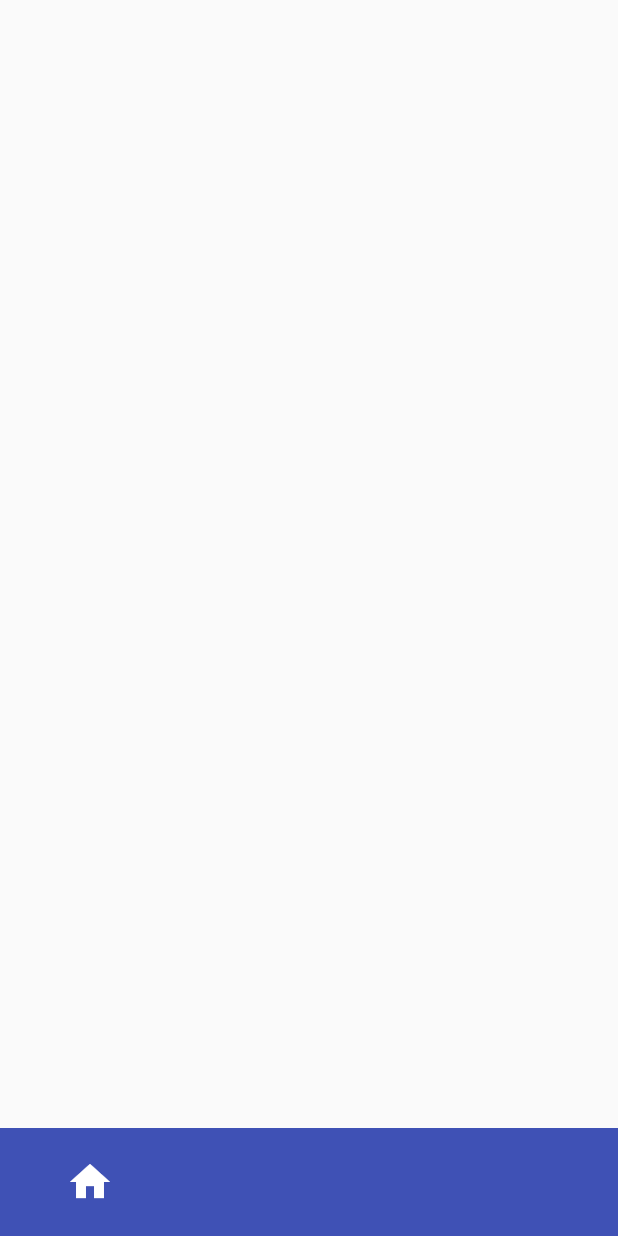
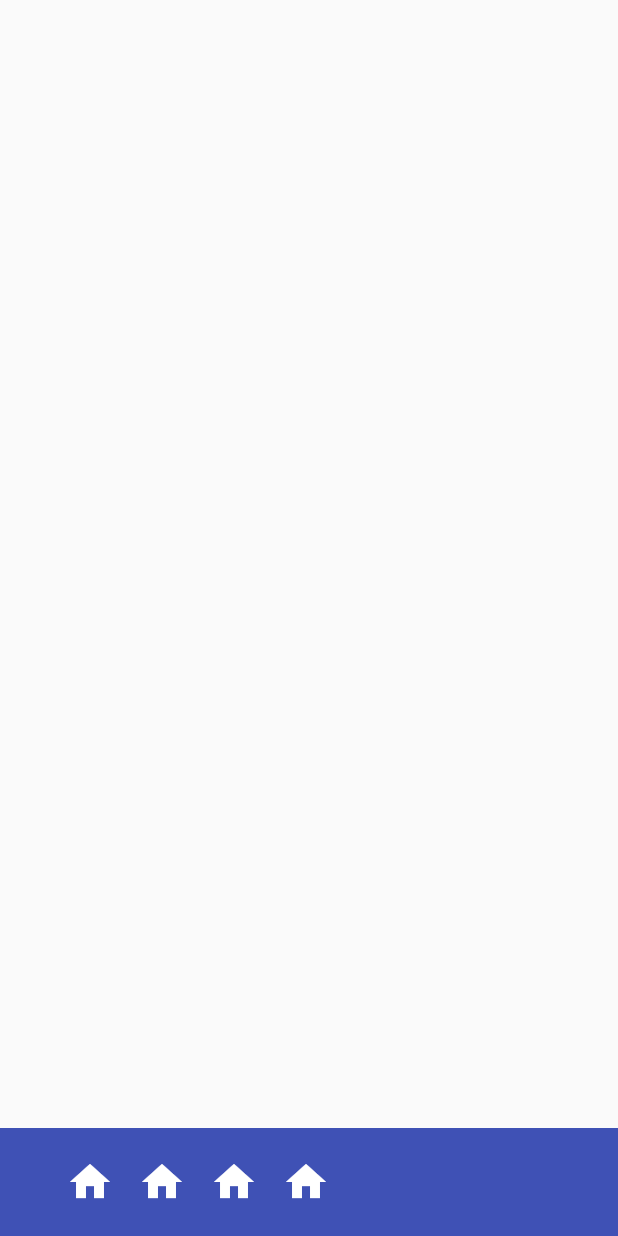
Before and after one commit to JAICHANGPARK/flutter_notebook_11th_story, a Flutter app: the screen it shows after launch, on a phone screen of 412 x 824 dp. Run offline on Flutter 3.47's test engine with Material 2 defaults, Android fonts, the phone set to English and light mode, and no system bars; our stand-ins replace backdrop, badges, flutter_inner_drawer, flutter_slidable, flutter_swiper, google_fonts.

Commit message:
Update furniture_home_page.dart

```diff
--- a/lib/ep735_furniture_app/ui/furniture_home_page.dart
+++ b/lib/ep735_furniture_app/ui/furniture_home_page.dart
@@ -28,6 +28,24 @@ class _FurnitureHomePageState extends State<FurnitureHomePage> {
                         iconSize: 32,
                         icon: Icon(Icons.home),
                         color: Colors.white,
+                      ),
+                      IconButton(
+                        onPressed: () {},
+                        iconSize: 32,
+                        icon: Icon(Icons.home),
+                        color: Colors.white,
+                      ),
+                      IconButton(
+                        onPressed: () {},
+                        iconSize: 32,
+                        icon: Icon(Icons.home),
+                        color: Colors.white,
+                      ),
+                      IconButton(
+                        onPressed: () {},
+                        iconSize: 32,
+                        icon: Icon(Icons.home),
+                        color: Colors.white,
                       )
                     ],
                   )))
```
